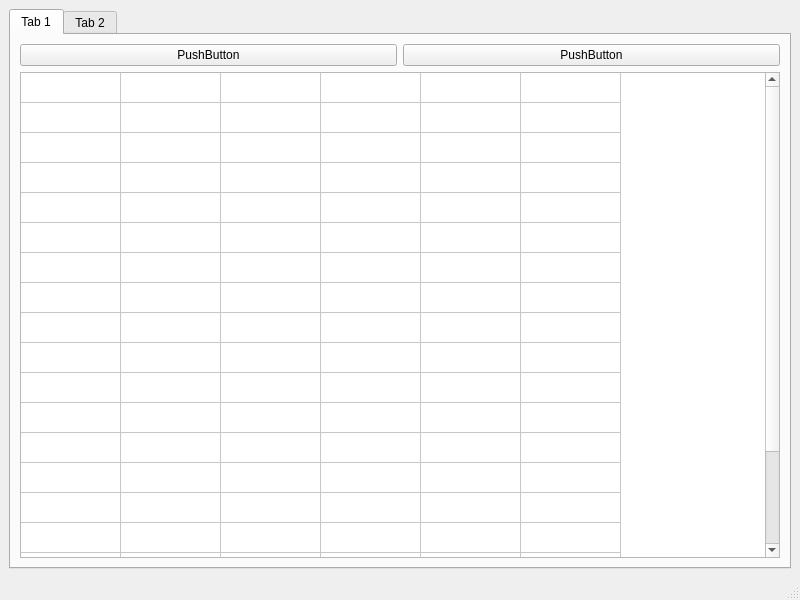
Before: the Qt Designer form multiwindow/mwindow01.ui in ajjicamp/my_window, drawn with Qt 5.
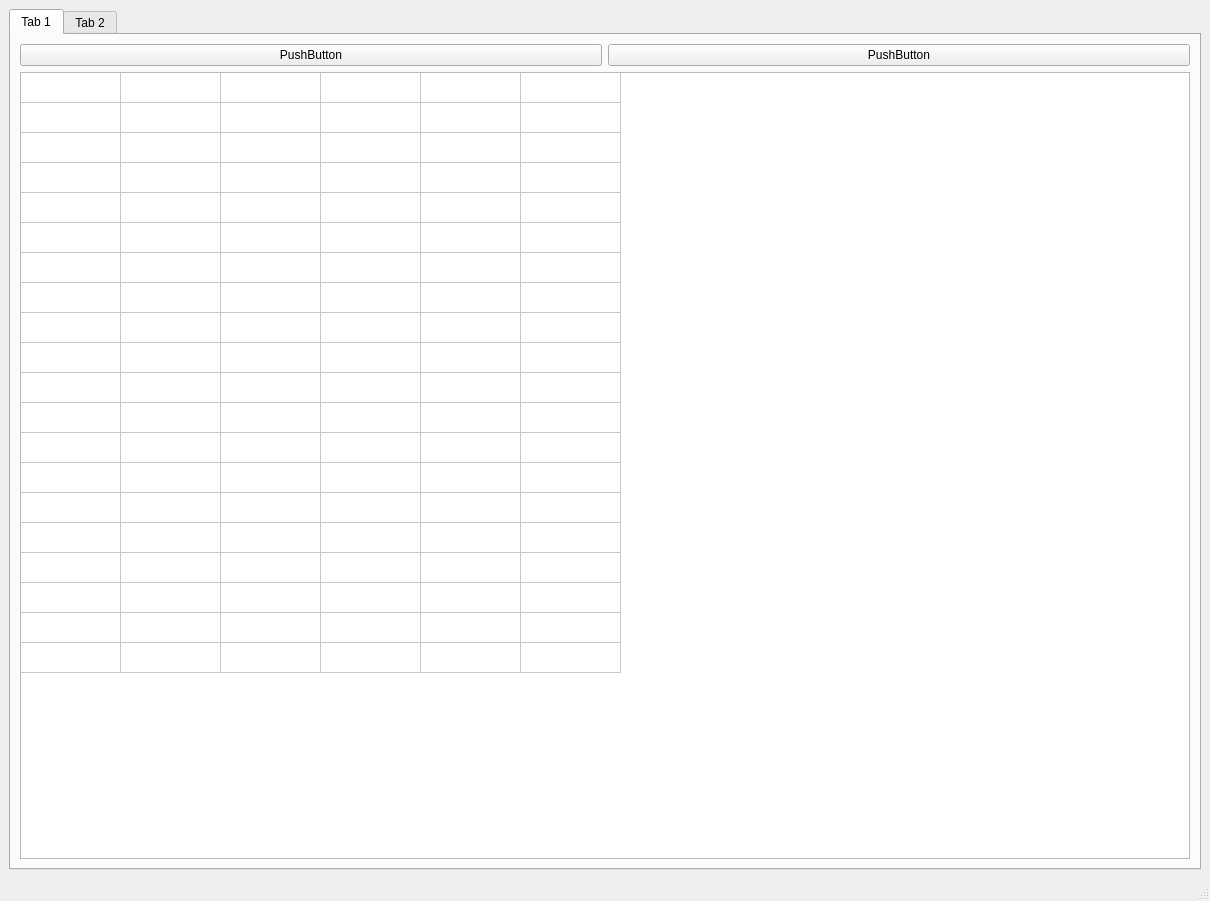
After: the same form once the commit is applied.

What changed in the file:
```diff
--- a/multiwindow/mwindow01.ui
+++ b/multiwindow/mwindow01.ui
@@ -6,8 +6,8 @@
    <rect>
     <x>0</x>
     <y>0</y>
-    <width>800</width>
-    <height>600</height>
+    <width>1210</width>
+    <height>901</height>
    </rect>
   </property>
   <property name="windowTitle">
```
Left out of the diff: 4 changed lines with no effect on the pictures.
